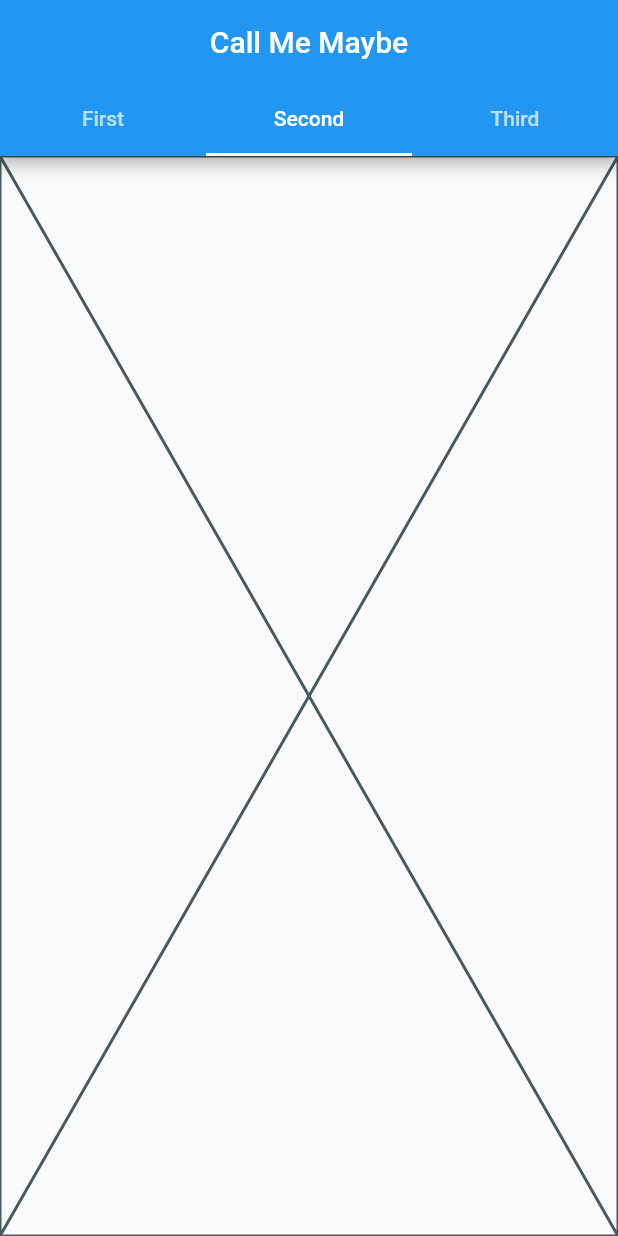
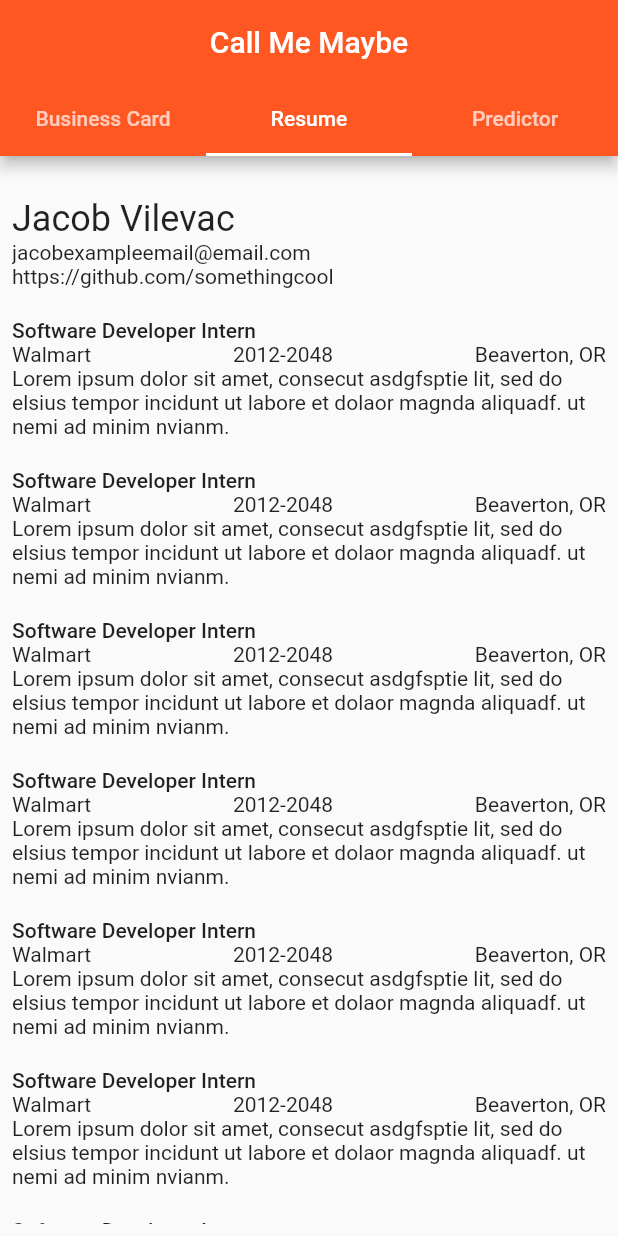
Before and after one commit to cranberriez/flutter_project_3, a Flutter app: the screen it shows after launch, tab 2 chosen, on a phone screen of 412 x 824 dp. Run offline on Flutter 3.47's test engine with Material 2 defaults, Android fonts, the phone set to English and light mode, and no system bars.

Commit message:
added resume page and photo to business card

```diff
--- a/lib/app.dart
+++ b/lib/app.dart
@@ -1,13 +1,12 @@
 import 'package:flutter/material.dart';
 import 'main_screen.dart';
-import 'navbar.dart';
 
 class App extends StatelessWidget {
   @override
   Widget build(BuildContext context) {
     return MaterialApp(
       title: "Project 3",
-      theme: ThemeData(primarySwatch: Colors.blue),
+      theme: ThemeData(primarySwatch: Colors.deepOrange),
       home: MainScreen(title: 'Call Me Maybe'),
     );
   }
--- a/lib/business_card.dart
+++ b/lib/business_card.dart
@@ -9,13 +9,15 @@ class BusinessCard extends StatelessWidget {
       child: Column(
         children: [
           SizedBox(height: 25),
-          paddedItem(SizedBox(width: 50, height: 50, child: Placeholder(),)),
+          paddedItem(SizedBox(width: 100, height: 100, child: Image.asset('assets/images/thumbnail_photo.jpg'),)),
           paddedItem(Text("Jacob Vilevac", style: Theme.of(context).textTheme.labelLarge)),
           paddedText("Professional Slacker"),
           paddedText("(915) 867-5309"),
-          paddedItem(Row(children: [
-              Expanded(child: Center(child: Text("github.com/jacob"))),
-              Expanded(child: Center(child: Text("vilevacj@osu.edu"))),
+          paddedItem(Row(
+            mainAxisAlignment: MainAxisAlignment.spaceAround,
+            children: [
+              Center(child: Text("github.com/")),
+              Center(child: Text("vilevacj@osu.edu")),
           ])),
         ],
       ),
--- a/lib/main_screen.dart
+++ b/lib/main_screen.dart
@@ -2,6 +2,9 @@ import 'package:flutter/material.dart';
 import 'package:flutter_application_3/business_card.dart';
 import 'package:flutter_application_3/components/centered_placeholder.dart';
 import 'components/centered_placeholder.dart';
+import 'resume.dart';
+import 'predictor.dart';
+
 
 class MainScreen extends StatelessWidget {
 
@@ -19,16 +22,16 @@ class MainScreen extends StatelessWidget {
           title: Center(child: Text(title)),
           bottom: const TabBar(
             tabs: [
-              Tab(text: "First",),
-              Tab(text: "Second",),
-              Tab(text: "Third",),
+              Tab(text: "Business Card",),
+              Tab(text: "Resume",),
+              Tab(text: "Predictor",),
             ],)
         ),
         body: const TabBarView(
           children: [
             BusinessCard(),
-            Placeholder(),
-            Placeholder(),
+            Resume(),
+            Predictor(),
           ])
       ),
     );
--- /dev/null
+++ b/lib/resume.dart
@@ -0,0 +1,58 @@
+import 'package:flutter/material.dart';
+import 'package:flutter/cupertino.dart';
+import 'package:flutter/src/widgets/container.dart';
+import 'package:flutter/src/widgets/framework.dart';
+
+class Resume extends StatelessWidget {
+  const Resume({super.key});
+
+  @override
+  Widget build(BuildContext context) {
+
+    final List<Widget> _widgetlist = List.generate(
+        10,
+            (i) => resumeExperience(context)
+    );
+
+    return Container(
+      child: Padding(
+        padding: const EdgeInsets.all(8.0),
+        child: ListView(
+          children: [personalInfo(context)] + _widgetlist),
+      ),
+    );
+  }
+
+  Widget personalInfo(context) {
+    return Padding(
+      padding: const EdgeInsets.only(top: 20.0),
+        child: Column(
+          crossAxisAlignment: CrossAxisAlignment.start,
+          children: [
+            Text("Jacob Vilevac", style: Theme.of(context).textTheme.headlineSmall),
+            Text("jacobexampleemail@email.com"),
+            Text("https://github.com/somethingcool"),
+        ]),
+    );
+  }
+
+  Widget resumeExperience(context) {
+    return Padding(
+      padding: const EdgeInsets.only(top: 20.0),
+      child: Column(
+        crossAxisAlignment: CrossAxisAlignment.start,
+        children: [
+          Text("Software Developer Intern", style: Theme.of(context).textTheme.bodyText1),
+          Row(
+            mainAxisAlignment: MainAxisAlignment.spaceBetween,
+            children: [
+              Text("Walmart"),
+              Text("2012-2048"),
+              Text("Beaverton, OR"),
+            ]),
+          Text("Lorem ipsum dolor sit amet, consecut asdgfsptie lit, sed do elsius tempor incidunt ut labore et dolaor magnda aliquadf. ut nemi ad minim nvianm.")
+        ]),
+    );
+  }
+
+}
--- a/pubspec.yaml
+++ b/pubspec.yaml
@@ -23,3 +23,5 @@ dev_dependencies:
 
 flutter:
   uses-material-design: true
+  assets:
+    - assets/images/thumbnail_photo.jpg
```
Also changed, not shown: assets/images/thumbnail_photo.jpg (added), lib/navbar.dart (deleted).
